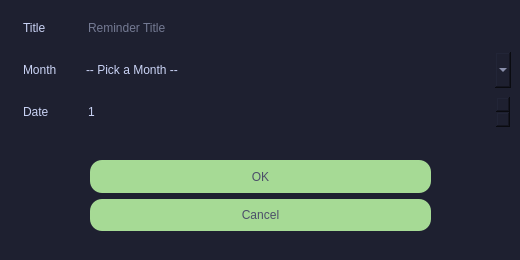
Qt form ui/reminder_dialog.ui (DzKInShO2/pv25-miniproject-mytodolist) before a commit.
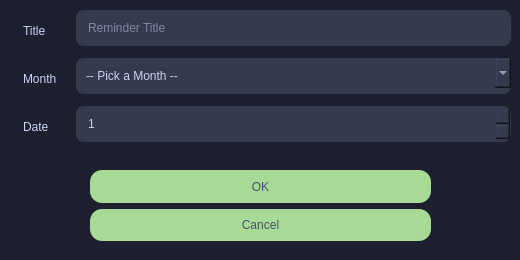
The same form after that commit.

Commit message: Widget 90% Finished

Diff of the .ui file:
```diff
--- a/ui/reminder_dialog.ui
+++ b/ui/reminder_dialog.ui
@@ -50,13 +50,42 @@
 QDialogButtonBox QPushButton:hover {
 	background:  #40a02b;
 	color: #babbf1;
+}
+
+QLineEdit {
+	background-color: #363a4f;
+	border-radius: 8px;
+	margin-bottom: 6px;
+}
+
+QComboBox {
+	background-color: #363a4f;
+	padding: 10px;
+	border-radius: 8px;
+	margin-bottom: 6px;
+}
+
+QComboBox QAbstractItemView {
+	background-color: #494d64;
+	color:  #cad3f5;
+	selection-background-color: #8bd5ca; 
+	selection-color: #4c4f69;
+	border: 2px solid #8087a2;
+	border-radius: 8px;
+}
+
+QSpinBox {
+	background-color: #363a4f;
+	padding: 10px;
+	border-radius: 8px;
+	margin-bottom: 6px;
 }</string>
   </property>
   <widget class="QDialogButtonBox" name="buttonBox">
    <property name="geometry">
     <rect>
      <x>90</x>
-     <y>160</y>
+     <y>170</y>
      <width>341</width>
      <height>71</height>
     </rect>
@@ -74,7 +103,7 @@
      <x>10</x>
      <y>10</y>
      <width>501</width>
-     <height>131</height>
+     <height>151</height>
     </rect>
    </property>
    <property name="styleSheet">
@@ -86,7 +115,7 @@
       <x>0</x>
       <y>0</y>
       <width>501</width>
-      <height>125</height>
+      <height>143</height>
      </rect>
     </property>
     <layout class="QFormLayout" name="formLayout">
```
The commit also changes 2 other files.
